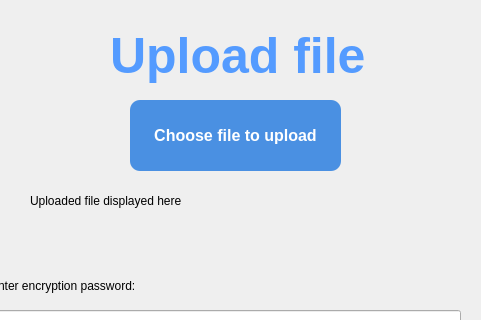
The window that fileuploadpage.ui (Elle0-0/CloudWorx-Desktop-Client) describes before a commit, drawn with Qt 5; both pictures show x 150 to 631 and y 0 to 320 of the 800 by 500 pixel window.
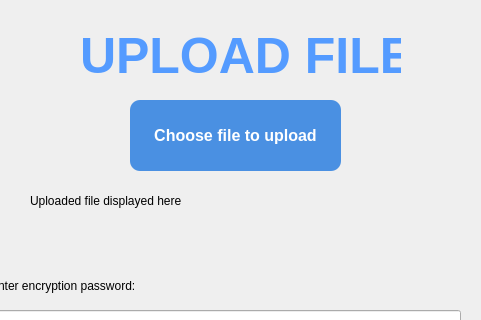
The same window after the commit. Icons and pictures are not drawn.

Diff of the .ui file:
```diff
--- a/fileuploadpage.ui
+++ b/fileuploadpage.ui
@@ -35,9 +35,9 @@
   <widget class="QLabel" name="label">
    <property name="geometry">
     <rect>
-     <x>260</x>
+     <x>230</x>
      <y>20</y>
-     <width>261</width>
+     <width>321</width>
      <height>71</height>
     </rect>
    </property>
@@ -48,7 +48,7 @@
     font-weight: 600;</string>
    </property>
    <property name="text">
-    <string>Upload file</string>
+    <string>UPLOAD FILE</string>
    </property>
   </widget>
   <widget class="QPushButton" name="uploadFileButton">
```
